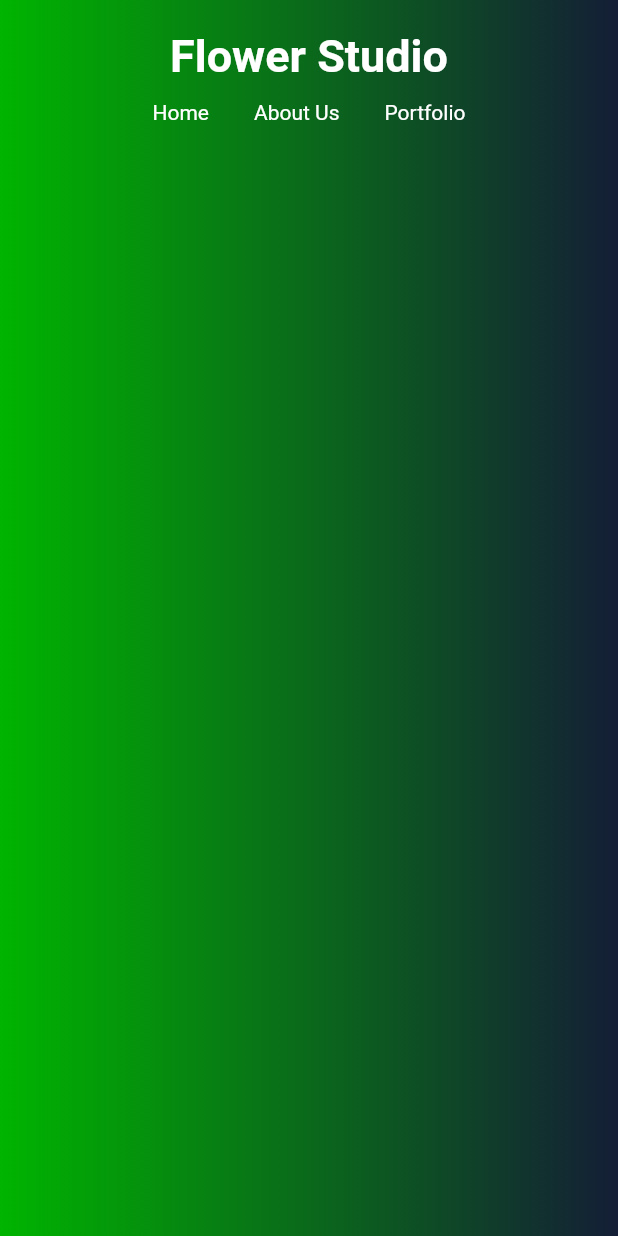
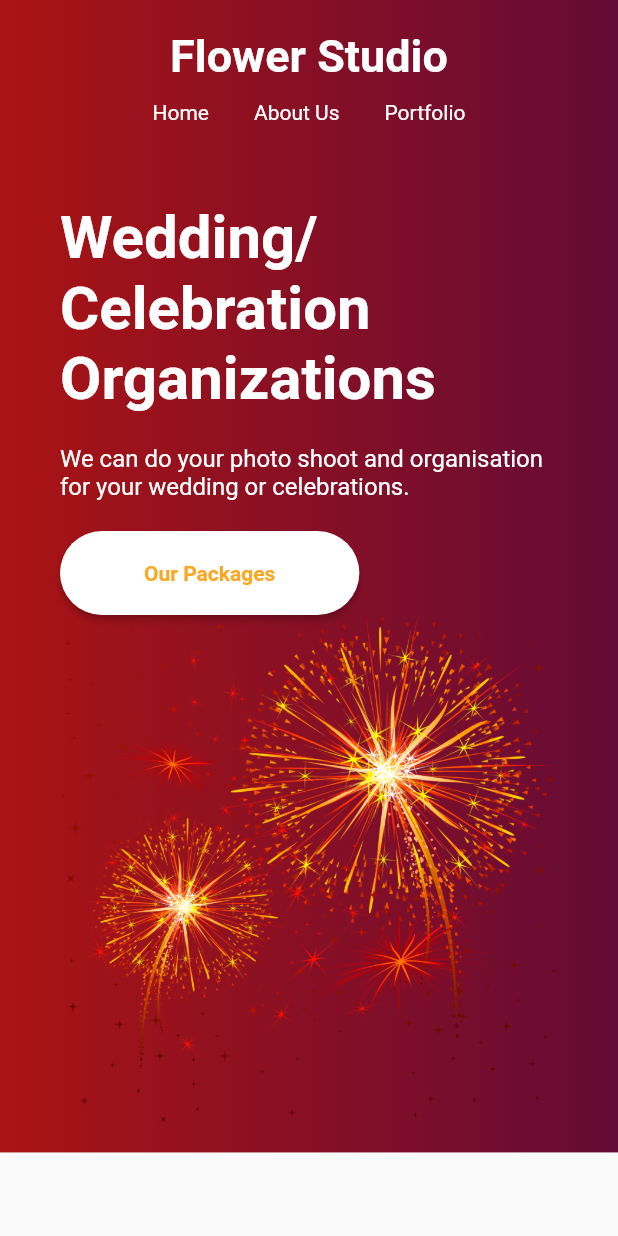
Before and after one commit to rabiaokatan/BasicFlutterWebAndMobileApp, a Flutter app: the screen it shows after launch, on a phone screen of 412 x 824 dp. Run offline on Flutter 3.47's test engine with Material 2 defaults, Android fonts, the phone set to English and light mode, and no system bars.

Commit message:
Home page edited

```diff
--- /dev/null
+++ b/lib/LandingPage/landingPage.dart
@@ -0,0 +1,65 @@
+import 'package:flutter/material.dart';
+
+class LandingPage extends StatelessWidget {
+  List<Widget> pageChildren(double width) {
+    return <Widget>[
+      Container(
+        width: width,
+        child: Column(
+          crossAxisAlignment: CrossAxisAlignment.start,
+          children: [
+            Text(
+              "Wedding/Celebration\nOrganizations",
+              style: TextStyle(
+                  fontWeight: FontWeight.w700,
+                  fontSize: 40,
+                  color: Colors.white),
+            ),
+            Padding(
+              padding: const EdgeInsets.symmetric(vertical: 20),
+              child: Text(
+                "We can do your photo shoot and organisation for your wedding or celebrations.",
+                style: TextStyle(fontSize: 16, color: Colors.white),
+              ),
+            ),
+            MaterialButton(
+              color: Colors.white,
+              shape: RoundedRectangleBorder(
+                borderRadius: BorderRadius.circular(35),
+              ),
+              onPressed: () {},
+              child: Padding(
+                padding:
+                    const EdgeInsets.symmetric(vertical: 20, horizontal: 40),
+                child: Text(
+                  "Our Packages",
+                  style: TextStyle(
+                      color: Colors.yellow[800], fontWeight: FontWeight.w600),
+                ),
+              ),
+            ),
+          ],
+        ),
+      ),
+      Image.asset("assets/images/fireworks.png", width: width),
+    ];
+  }
+
+  @override
+  Widget build(BuildContext context) {
+    return LayoutBuilder(
+      builder: (context, constraints) {
+        if (constraints.maxWidth > 800) {
+          return Row(
+            mainAxisAlignment: MainAxisAlignment.center,
+            children: pageChildren(constraints.biggest.width/2),
+          );
+        } else {
+          return Column(
+            children: pageChildren(constraints.biggest.width),
+          );
+        }
+      },
+    );
+  }
+}
--- a/lib/Navbar/navbar.dart
+++ b/lib/Navbar/navbar.dart
@@ -1,5 +1,3 @@
-import 'dart:html';
-
 import 'package:flutter/material.dart';
 
 class Navbar extends StatelessWidget {
@@ -25,7 +23,6 @@ class DesktopNavbar extends StatelessWidget {
     return Padding(
       padding: const EdgeInsets.symmetric(vertical: 20, horizontal: 40),
       child: Container(
-        constraints: BoxConstraints(maxWidth: 1900),
         child: Row(
           mainAxisAlignment: MainAxisAlignment.spaceBetween,
           children: [
@@ -61,7 +58,7 @@ class DesktopNavbar extends StatelessWidget {
                   width: 30,
                 ),
                 MaterialButton(
-                  color: Colors.green,
+                  color: Colors.yellow[800],
                   shape: RoundedRectangleBorder(
                       borderRadius: BorderRadius.circular(15)),
                   onPressed: () {},
--- a/lib/main.dart
+++ b/lib/main.dart
@@ -1,4 +1,5 @@
 import 'package:flutter/material.dart';
+import 'package:flutter_web_mobile/LandingPage/landingPage.dart';
 import 'package:flutter_web_mobile/Navbar/navbar.dart';
 
 void main() {
@@ -29,15 +30,21 @@ class MyHomePage extends StatelessWidget {
             begin: Alignment.centerLeft,
             end: Alignment.centerRight,
             colors: [
-              Color.fromRGBO(0, 180, 0, 1.0),
-              Color.fromRGBO(20, 30, 54, 1.0)
+              Color.fromRGBO(170, 20, 20, 1.0),
+              Color.fromRGBO(100, 11, 54, 1.0)
             ],
           ),
         ),
-        child: Column(
-          children: [
-            Navbar(),
-          ],
+        child: SingleChildScrollView(
+          child: Column(
+            children: [
+              Navbar(),
+              Padding(
+                padding: const EdgeInsets.symmetric(vertical:20, horizontal: 40),
+                child: LandingPage(),
+              ),
+            ],
+          ),
         ),
       ),
     );
--- a/pubspec.yaml
+++ b/pubspec.yaml
@@ -46,8 +46,7 @@ flutter:
 
   # To add assets to your application, add an assets section, like this:
   assets:
-    - assets/images/plant.png
-  #   - images/a_dot_ham.jpeg
+    - assets/images/fireworks.png
 
   # An image asset can refer to one or more resolution-specific "variants", see
   # https://flutter.dev/assets-and-images/#resolution-aware.
```
Also changed, not shown: assets/images/fireworks.png (added), assets/images/plant.png (deleted).
